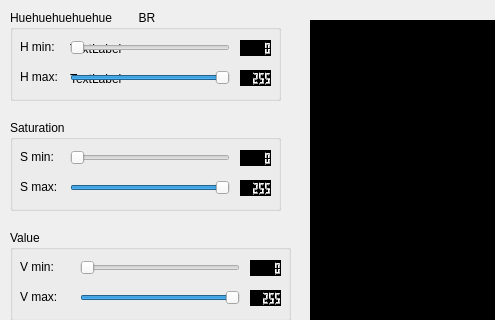
Old version of the form setcolorrange.ui in the repository mateus558/RinoBot-System; both pictures show x 0 to 495 and y 0 to 320 of the 940 by 495 pixel window.
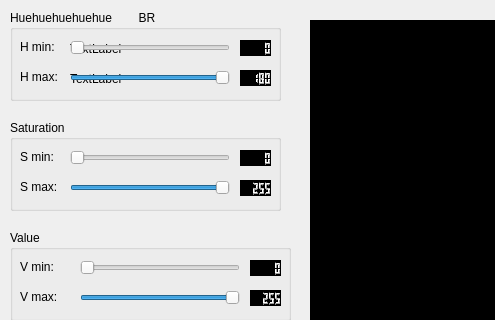
New version of the form.

```diff
--- a/setcolorrange.ui
+++ b/setcolorrange.ui
@@ -118,7 +118,7 @@
      <string notr="true">Background-Color: #000</string>
     </property>
     <property name="value" stdset="0">
-     <double>255.000000000000000</double>
+     <double>180.000000000000000</double>
     </property>
    </widget>
    <widget class="QLabel" name="label">
```
Left out of the diff: 8 changed lines with no effect on the pictures.
